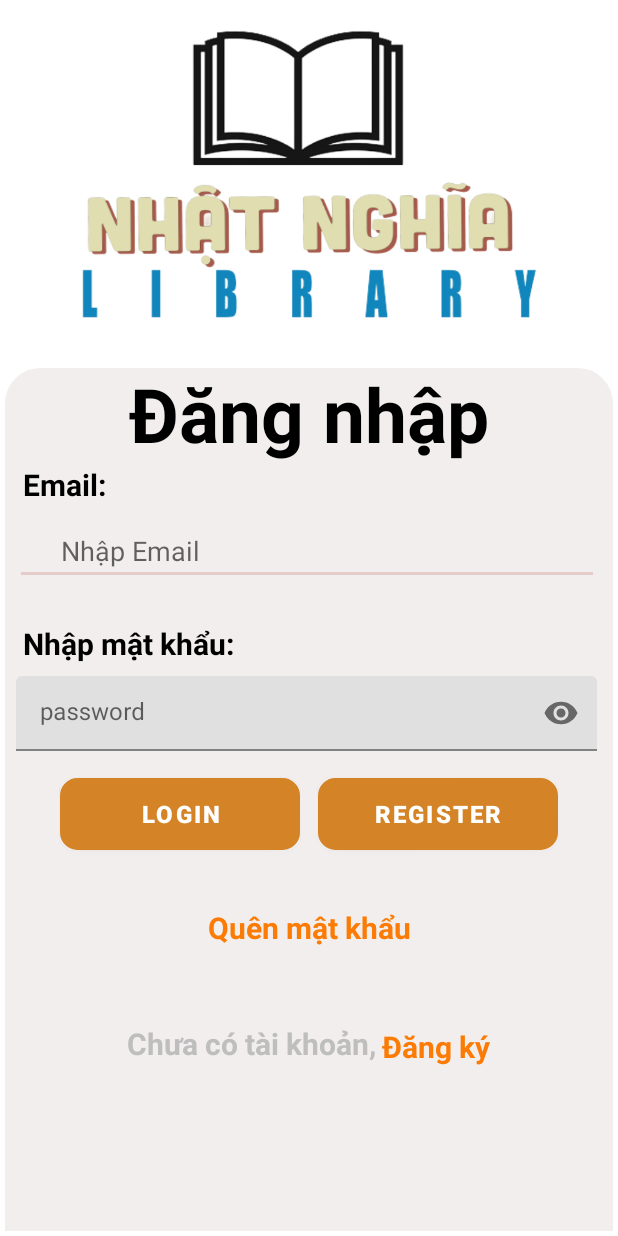
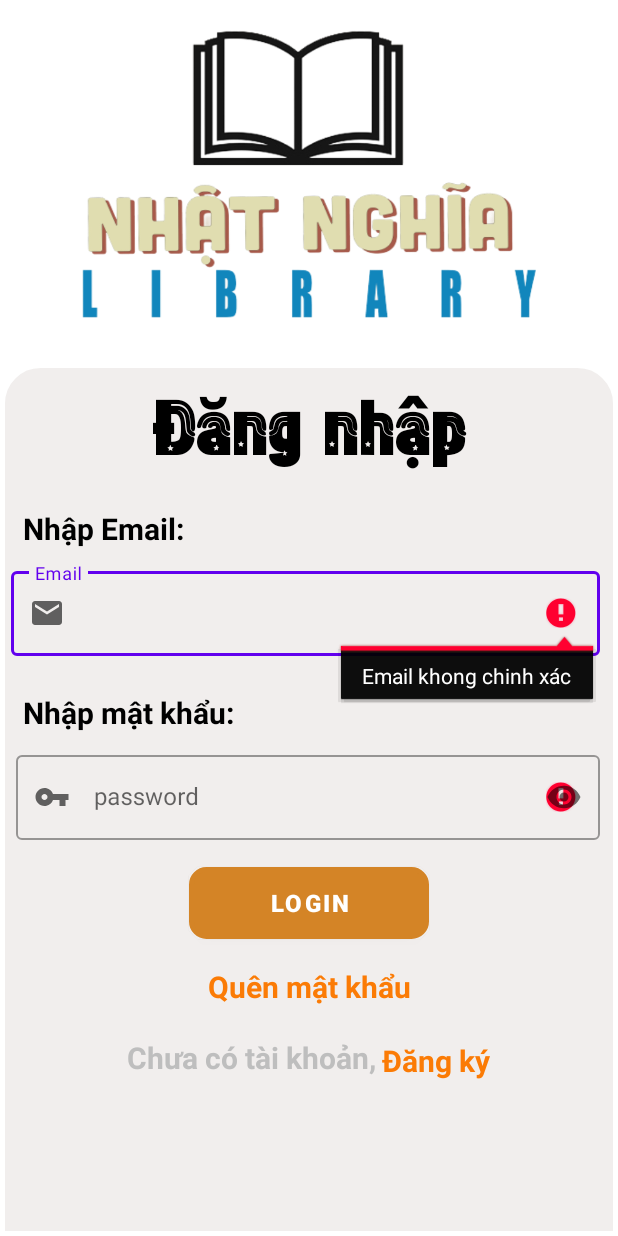
Before and after one commit to Dongocthach/NhatNghiaApp_1, an Android app: the screen it shows after launch (SignInActivity), after a tap on "LOGIN", on a phone screen of 412 x 824 dp. Run offline under Robolectric (Android 15) with nearby library versions, the phone set to English and light mode, and no system bars; our stand-ins replace Firebase (no records; nobody signed in at launch, a user with empty details on screens opened directly).

Commit message:
reset branch
1234

```diff
--- a/app/build.gradle
+++ b/app/build.gradle
@@ -56,5 +56,7 @@ dependencies {
     implementation "com.airbnb.android:lottie:$lottieVersion"
 
     implementation 'pl.droidsonroids.gif:android-gif-drawable:1.2.17'
+//    //validation
+//    implementation'com.basgeekball:awesome-validation:4.2'
 
 }
--- a/app/src/main/java/com/example/nhatnghia_app/SignInActivity.java
+++ b/app/src/main/java/com/example/nhatnghia_app/SignInActivity.java
@@ -9,14 +9,14 @@ import android.widget.EditText;
 import android.widget.LinearLayout;
 import android.widget.TextView;
 import android.widget.Toast;
-
 import androidx.annotation.NonNull;
 import androidx.appcompat.app.AppCompatActivity;
-
 import com.google.android.gms.tasks.OnCompleteListener;
 import com.google.android.gms.tasks.Task;
 import com.google.firebase.auth.AuthResult;
 import com.google.firebase.auth.FirebaseAuth;
+
+import java.util.regex.Pattern;
 
 public class SignInActivity extends AppCompatActivity {
     private EditText ed1,ed2;
@@ -24,6 +24,9 @@ public class SignInActivity extends AppCompatActivity {
     private Button btn1,btn2;
     private ProgressDialog progressDialog;
     private LinearLayout lldangnhap;
+
+//    private AwesomeValidation validation;
+
 
     @Override
     protected void onCreate(Bundle savedInstanceState) {
@@ -43,8 +46,9 @@ public class SignInActivity extends AppCompatActivity {
         tv1 =findViewById(R.id.tv1);
         tv2= findViewById(R.id.tv2);
         btn1 = findViewById(R.id.login_btn1);
-        btn2 = findViewById(R.id.login_btn2);
+//        btn2 = findViewById(R.id.login_btn2);
         lldangnhap = findViewById(R.id.lldangnhap);
+//
     }
     private  void initListener()
     {   tv1.setOnClickListener(new View.OnClickListener() {
@@ -67,13 +71,13 @@ public class SignInActivity extends AppCompatActivity {
                 onClickSignIn();
             }
         });
-        btn2.setOnClickListener(new View.OnClickListener() {
-            @Override
-            public void onClick(View view) {
-                Intent intent = new Intent(SignInActivity.this, SignUpActivity.class);
-                startActivity(intent);
-            }
-        });
+//        btn2.setOnClickListener(new View.OnClickListener() {
+//            @Override
+//            public void onClick(View view) {
+//                Intent intent = new Intent(SignInActivity.this, SignUpActivity.class);
+//                startActivity(intent);
+//            }
+//        });
     }
 
     private void onClickForgotPassword() {
@@ -107,6 +111,8 @@ public class SignInActivity extends AppCompatActivity {
                     @Override
                     public void onComplete(@NonNull Task<AuthResult> task) {
                         progressDialog.dismiss();
+                        String tentaikhoan = ed1.getText().toString();
+                        String matkhau = ed2.getText().toString();
                         if (task.isSuccessful()) {
                             // Sign in success, update UI with the signed-in user's information
                             Intent intent = new Intent(SignInActivity.this, MainActivity.class);
@@ -116,10 +122,13 @@ public class SignInActivity extends AppCompatActivity {
                             // If sign in fails, display a message to the user.
                             Toast.makeText(SignInActivity.this, "Wrong user name or password!",
                                     Toast.LENGTH_SHORT).show();
+                            ed1.setError("Email khong chinh xác");
+
+                            ed2.setError("Mật không chính xác");
 
                         }
                     }
                 });
+}
 
     }
-}
--- a/app/src/main/res/drawable-v24/ic_add.xml
+++ b/app/src/main/res/drawable-v24/ic_add.xml
@@ -3,8 +3,8 @@
     android:height="24dp"
     android:viewportWidth="24"
     android:viewportHeight="24"
-    android:tint="@color/white">
+    android:tint="#7D9D9C">
   <path
-      android:fillColor="@color/white"
+      android:fillColor="#7D9D9C"
       android:pathData="M13,7h-2v4L7,11v2h4v4h2v-4h4v-2h-4L13,9zM12,2C6.48,2 2,6.48 2,12s4.48,10 10,10 10,-4.48 10,-10S17.52,2 12,2zM12,20c-4.41,0 -8,-3.59 -8,-8s3.59,-8 8,-8 8,3.59 8,8 -3.59,8 -8,8z"/>
 </vector>
--- /dev/null
+++ b/app/src/main/res/drawable/ic_baseline_email_24.xml
@@ -0,0 +1,5 @@
+<vector android:height="24dp" android:tint="#BCD5D5"
+    android:viewportHeight="24" android:viewportWidth="24"
+    android:width="24dp" xmlns:android="http://schemas.android.com/apk/res/android">
+    <path android:fillColor="@android:color/white" android:pathData="M20,4L4,4c-1.1,0 -1.99,0.9 -1.99,2L2,18c0,1.1 0.9,2 2,2h16c1.1,0 2,-0.9 2,-2L22,6c0,-1.1 -0.9,-2 -2,-2zM20,8l-8,5 -8,-5L4,6l8,5 8,-5v2z"/>
+</vector>
--- /dev/null
+++ b/app/src/main/res/drawable/ic_baseline_vpn_key_24.xml
@@ -0,0 +1,5 @@
+<vector android:height="24dp" android:tint="#BCD5D5"
+    android:viewportHeight="24" android:viewportWidth="24"
+    android:width="24dp" xmlns:android="http://schemas.android.com/apk/res/android">
+    <path android:fillColor="@android:color/white" android:pathData="M12.65,10C11.83,7.67 9.61,6 7,6c-3.31,0 -6,2.69 -6,6s2.69,6 6,6c2.61,0 4.83,-1.67 5.65,-4H17v4h4v-4h2v-4H12.65zM7,14c-1.1,0 -2,-0.9 -2,-2s0.9,-2 2,-2 2,0.9 2,2 -0.9,2 -2,2z"/>
+</vector>
--- a/app/src/main/res/layout/activity_sign_in.xml
+++ b/app/src/main/res/layout/activity_sign_in.xml
@@ -19,45 +19,57 @@
         android:layout_height="match_parent"
         android:layout_marginTop="20dp"
         android:id="@+id/lldangnhap"
-
         android:background="@drawable/csstomtron"
         android:orientation="vertical">
 
         <TextView
             android:layout_width="match_parent"
             android:layout_height="wrap_content"
+            android:fontFamily="@font/starstrp"
             android:gravity="center"
             android:text="Đăng nhập"
             android:textColor="@color/black"
             android:textSize="50dp"
             android:textStyle="bold" />
 
+
+        <LinearLayout
+            android:layout_width="400dp"
+            android:layout_height="wrap_content"
+            android:layout_marginTop="5dp"
+            android:orientation="horizontal">
+
             <TextView
                 android:layout_width="wrap_content"
                 android:layout_height="wrap_content"
                 android:layout_marginLeft="15dp"
-            android:text="Email:"
-
+                android:text="Nhập Email: "
                 android:textColor="@color/black"
                 android:textSize="20dp"
                 android:textStyle="bold" />
 
+            <com.google.android.material.textfield.TextInputLayout
+                style="@style/Widget.MaterialComponents.TextInputLayout.OutlinedBox"
+                android:layout_width="match_parent"
+                android:layout_height="wrap_content"
+                android:layout_marginLeft="-120dp"
+                android:layout_marginTop="55dp"
+                android:hint="Email"
+
+                app:startIconDrawable="@drawable/ic_baseline_email_24">
+
             <EditText
                 android:id="@+id/ed1"
-            android:layout_width="389dp"
-            android:layout_height="43dp"
-            android:layout_marginLeft="10dp"
-            android:layout_marginTop="10dp"
-            android:backgroundTint="#E6CBCB"
-            android:hint="\t\tNhập Email" />
+                android:layout_width="match_parent"
+                android:layout_height="wrap_content"
+                />
+            </com.google.android.material.textfield.TextInputLayout>
+        </LinearLayout>
 
         <LinearLayout
             android:layout_width="400dp"
             android:layout_height="wrap_content"
-
             android:layout_marginTop="5dp"
-
-
             android:orientation="horizontal">
 
             <TextView
@@ -70,17 +82,20 @@
                 android:textStyle="bold" />
 
             <com.google.android.material.textfield.TextInputLayout
-                android:layout_width="wrap_content"
+                style="@style/Widget.MaterialComponents.TextInputLayout.OutlinedBox"
+                android:layout_width="match_parent"
                 android:layout_height="wrap_content"
                 android:layout_marginLeft="-150dp"
                 android:layout_marginTop="55dp"
+                android:hint="password"
+
+                app:startIconDrawable="@drawable/ic_baseline_vpn_key_24"
                 app:passwordToggleEnabled="true">
 
                 <com.google.android.material.textfield.TextInputEditText
                     android:id="@+id/ed2"
-                    android:layout_width="387dp"
-                    android:layout_height="50dp"
-                    android:hint="password"
+                    android:layout_width="match_parent"
+                    android:layout_height="wrap_content"
                     android:inputType="textPassword" />
 
             </com.google.android.material.textfield.TextInputLayout>
@@ -103,18 +118,7 @@
                 android:text="login"
                 android:textStyle="bold"
                 app:backgroundTint="@null" />
-            <Button
-                android:id="@+id/login_btn2"
-                android:layout_width="160dp"
-                android:layout_height="wrap_content"
-                android:layout_margin="6dp"
 
-                android:layout_gravity="center"
-                android:background="@drawable/button"
-                android:textSize="16sp"
-                android:text="Register"
-                android:textStyle="bold"
-                app:backgroundTint="@null" />
 
         </LinearLayout>
 
@@ -133,7 +137,6 @@
             android:id="@+id/tv1"
             android:layout_width="match_parent"
             android:layout_height="wrap_content"
-            android:layout_marginTop="20dp"
             android:gravity="center"
             android:text="Quên mật khẩu"
             android:textColor="#FB7B05"
@@ -144,7 +147,7 @@
             android:layout_width="wrap_content"
             android:layout_height="wrap_content"
             android:layout_gravity="center"
-            android:layout_marginTop="50dp"
+            android:layout_marginTop="20dp"
             android:orientation="vertical">
 
             <TextView
--- a/app/src/main/res/layout/fragment_fm__phieu_muon.xml
+++ b/app/src/main/res/layout/fragment_fm__phieu_muon.xml
@@ -3,6 +3,7 @@
     xmlns:tools="http://schemas.android.com/tools"
     android:layout_width="match_parent"
     android:layout_height="match_parent"
+    xmlns:app="http://schemas.android.com/apk/res-auto"
     tools:context=".Fragment.Fm_PhieuMuon">
 
     <RelativeLayout
@@ -39,6 +40,7 @@
             android:layout_marginTop="16dp"
             android:layout_marginEnd="26dp"
             android:layout_marginBottom="17dp"
+            android:backgroundTint="#7D9D9C"
             android:src="@drawable/ic_add" />
     </RelativeLayout>
 
--- a/app/src/main/res/layout/fragment_fm__quan_ly_thanh_vien.xml
+++ b/app/src/main/res/layout/fragment_fm__quan_ly_thanh_vien.xml
@@ -3,6 +3,7 @@
     xmlns:tools="http://schemas.android.com/tools"
     android:layout_width="match_parent"
     android:layout_height="match_parent"
+    xmlns:app="http://schemas.android.com/apk/res-auto"
     tools:context=".Fragment.Fm_QuanLyThanhVien">
 
     <RelativeLayout
@@ -26,7 +27,7 @@
             android:layout_marginTop="44dp"
             android:layout_marginEnd="6dp"
             android:layout_marginBottom="6dp"
-            android:padding="6dp"/>
+            android:padding="6dp" />
 
         <com.google.android.material.floatingactionbutton.FloatingActionButton
             android:id="@+id/tv_fab"
@@ -39,6 +40,8 @@
             android:layout_marginTop="16dp"
             android:layout_marginEnd="26dp"
             android:layout_marginBottom="17dp"
+
+            android:backgroundTint="#7D9D9C"
             android:src="@drawable/ic_add" />
     </RelativeLayout>
 
--- a/app/src/main/res/values/strings.xml
+++ b/app/src/main/res/values/strings.xml
@@ -2,4 +2,7 @@
     <string name="app_name">NhatNghia_App</string>
     <!-- TODO: Remove or change this placeholder text -->
     <string name="hello_blank_fragment">Hello blank fragment</string>
+    <string name="inavlid_email">Enter Valid Email</string>
+    <string name="inavlid_passwrod">Enter six digit password</string>
+
 </resources>
```
Also changed, not shown: app/src/main/res/drawable-v24/csstomtronlogin.xml (added, +19 -0 lines), app/src/main/res/layout/la_dialog_update_pm.xml (+5 -5 lines). Lines whose indentation alone changed are shown as unchanged.
